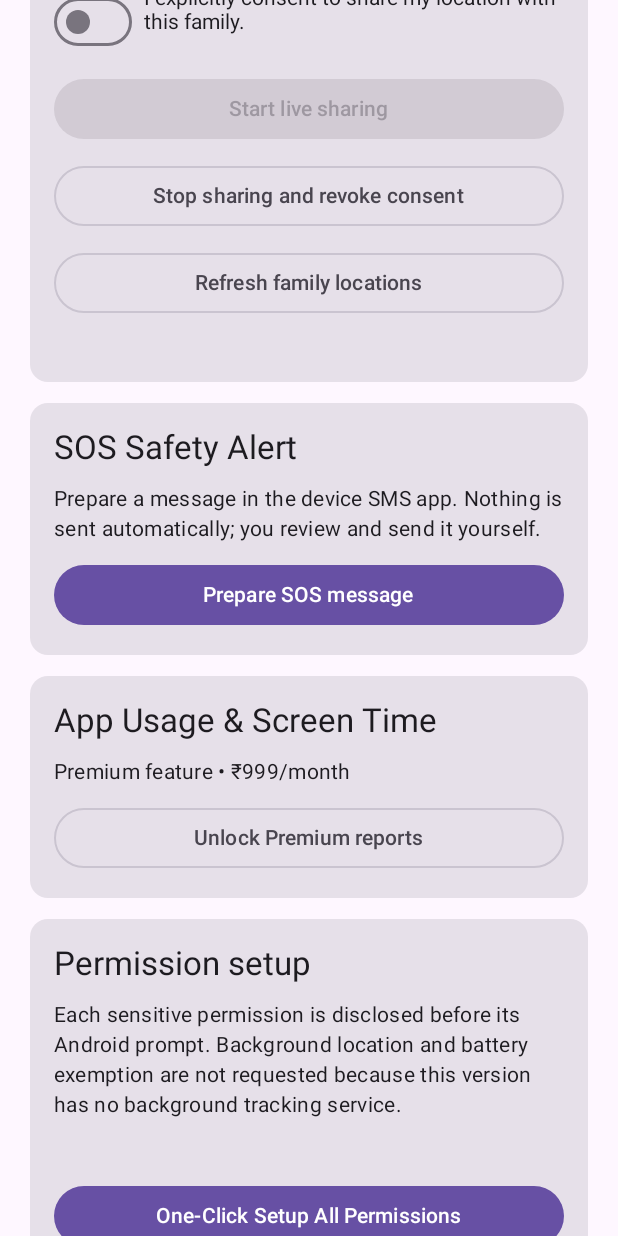
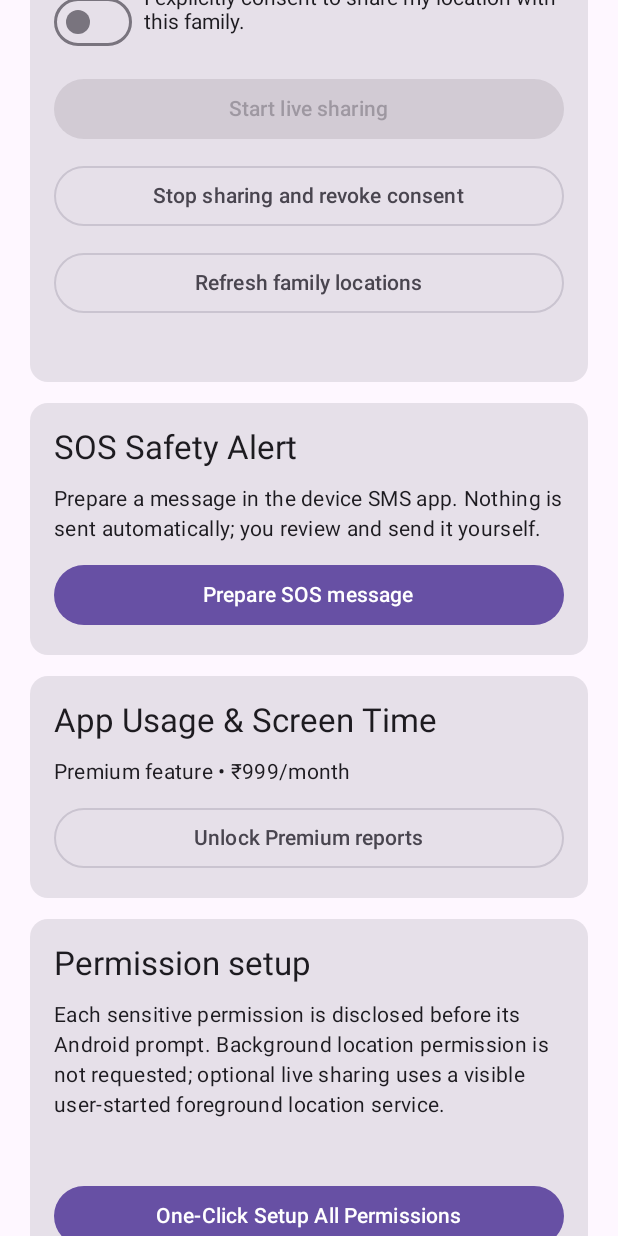
Before and after one commit to princeofworld/PrinceHacker, an Android app built with Jetpack Compose: the composable FamilyGuardDashboard called with empty values, scrolled down 1153 dp, on a phone screen of 412 x 824 dp. Run offline under Robolectric (Android 15) with nearby library versions, the phone set to English and light mode, and no system bars; libraries missing offline, so code that uses them is left out: com.android.billingclient; 1 statement that could not run was skipped.

Commit message:
Correct location permission disclosures for visible live sharing service

```diff
--- a/app/src/main/java/com/princeofworld/familyguard/MainActivity.kt
+++ b/app/src/main/java/com/princeofworld/familyguard/MainActivity.kt
@@ -175,7 +175,7 @@ class MainActivity : ComponentActivity() {
                 )
                 pendingDisclosure?.let { step ->
                     val disclosure = when (step) {
-                        "location" -> "FamilyGuard requests foreground location only. Android will show its permission prompt. Location is not continuously collected or shared in the background."
+                        "location" -> "FamilyGuard requests foreground location. Location is sent to your opted-in family only after you separately enable consent and press Start live sharing. A persistent Android notification stays visible while sharing is active; Stop sharing revokes consent."
                         "notifications" -> "FamilyGuard requests permission for visible safety and account notices. You can deny this and continue using features that do not require notifications."
                         else -> "This optional Premium report reads app usage on this device. Android will open Usage Access settings so you can explicitly enable or decline it."
                     }
@@ -767,7 +767,7 @@ private fun FamilyGuardDashboard(
                     Text("Unlock Premium reports")
                 }
             }
-            DashboardCard("Permission setup", "Each sensitive permission is disclosed before its Android prompt. Background location and battery exemption are not requested because this version has no background tracking service.") {
+            DashboardCard("Permission setup", "Each sensitive permission is disclosed before its Android prompt. Background location permission is not requested; optional live sharing uses a visible user-started foreground location service.") {
                 Text(permissionStatusText, style = MaterialTheme.typography.bodyMedium)
                 Button(onClick = onSetupPermissions, modifier = Modifier.fillMaxWidth()) { Text("One-Click Setup All Permissions") }
                 OutlinedButton(onClick = onSetupPermissions, modifier = Modifier.fillMaxWidth()) { Text("Retry Missing Permissions") }
```
